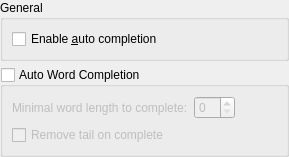
First picture: the form in part/dialogs/completionconfigtab.ui, repository KDE/kate, before the edit.
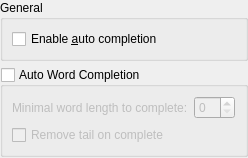
Second picture: the form after the edit. Custom widgets are drawn as their Qt base class.

Commit message: remove explicit geometry (just like other .ui files do)

What changed in the file:
```diff
--- a/part/dialogs/completionconfigtab.ui
+++ b/part/dialogs/completionconfigtab.ui
@@ -2,14 +2,6 @@
 <ui version="4.0">
  <class>CompletionConfigTab</class>
  <widget class="QWidget" name="CompletionConfigTab">
-  <property name="geometry">
-   <rect>
-    <x>0</x>
-    <y>0</y>
-    <width>289</width>
-    <height>150</height>
-   </rect>
-  </property>
   <layout class="QVBoxLayout" name="verticalLayout">
    <property name="margin">
     <number>0</number>
```
The commit also changes 1 other file.
